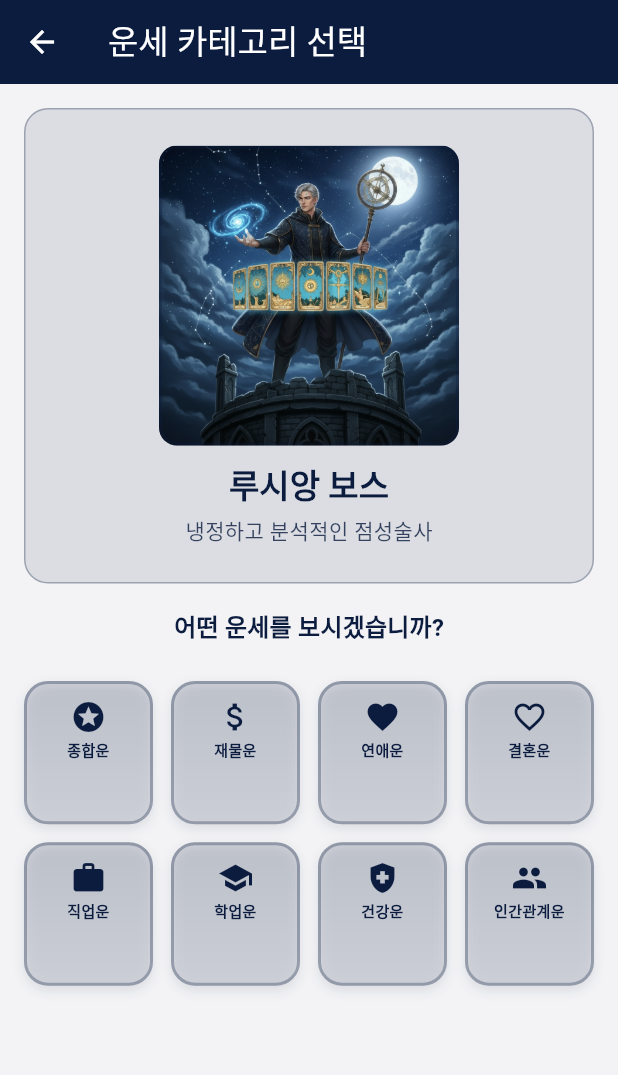
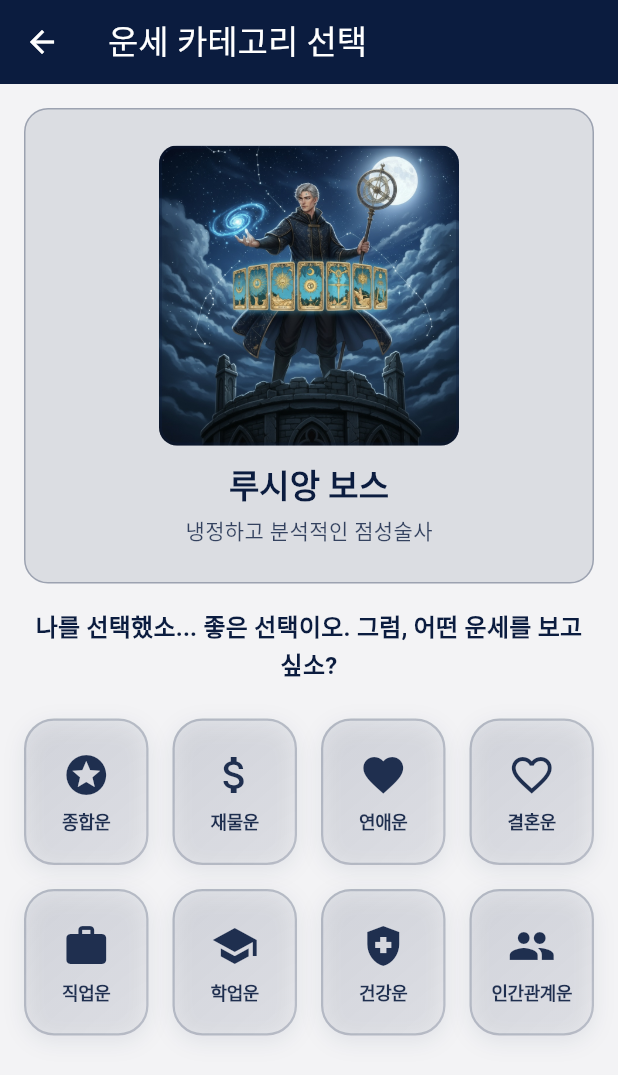
Before and after one commit to leekm-km/AI-Taro, a Flutter app: the FortuneCategoryPage screen opened directly with sample values from the repository, on a phone screen of 412 x 824 dp. Shown: the top 1075 px of the screen. Run offline on Flutter 3.47's test engine with Material 3 defaults, Android fonts, the phone set to English and light mode, and no system bars; our stand-ins replace flutter_markdown.

Commit message:
Refine app's character and fortune-telling experience with personalized greetings
Update UI elements and text prompts for a more engaging user interaction by incorporating character-specific dialogue and improving the visual design of fortune categories.

Replit-Commit-Author: Agent
Replit-Commit-Session-Id: a64f1db6-b8c9-464f-8edd-7bb9b69f23df
Replit-Commit-Checkpoint-Type: intermediate_checkpoint
Replit-Commit-Screenshot-Url: https://storage.googleapis.com/screenshot-production-us-central1/62c39bb5-4ec1-4714-9d30-67a74f025606/a64f1db6-b8c9-464f-8edd-7bb9b69f23df/5qoLese

```diff
--- a/ai_taro_oppa/lib/main.dart
+++ b/ai_taro_oppa/lib/main.dart
@@ -257,7 +257,7 @@ class _CharacterSelectPageState extends State<CharacterSelectPage> {
   @override
   Widget build(BuildContext context) {
     return Scaffold(
-      appBar: AppBar(title: const Text('캐릭터를 선택하세요')),
+      appBar: AppBar(title: const Text('어떤 타로술사에게 질문하시겠어요?')),
       body: ListView.builder(
         padding: const EdgeInsets.all(20),
         itemCount: personas.length,
@@ -358,6 +358,23 @@ class _FortuneCategoryPageState extends State<FortuneCategoryPage> {
     _personaImage = widget.persona.getRandomImage(exclude: widget.usedImages);
   }
 
+  String _getCategoryPrompt() {
+    switch (widget.persona.id) {
+      case 'lucien':
+        return '나를 선택했소... 좋은 선택이오. 그럼, 어떤 운세를 보고 싶소?';
+      case 'isolde':
+        return '나를 선택하셨군요... 감사합니다. 어떤 운세가 궁금하신가요?';
+      case 'cheongun':
+        return '호오, 이 몸을 선택하셨소이다. 그럼 어떤 운세를 점쳐드릴까요?';
+      case 'linhua':
+        return '저를 선택해주셔서 기뻐요! 어떤 운세를 봐드릴까요?';
+      case 'thimble':
+        return '저를 선택해주셨네요, 감사해요! 어떤 운세가 궁금하신가요?';
+      default:
+        return '어떤 운세를 보시겠습니까?';
+    }
+  }
+
   @override
   Widget build(BuildContext context) {
     final theme = Theme.of(context);
@@ -423,11 +440,12 @@ class _FortuneCategoryPageState extends State<FortuneCategoryPage> {
           Padding(
             padding: const EdgeInsets.symmetric(horizontal: 16),
             child: Text(
-              '어떤 운세를 보시겠습니까?',
+              _getCategoryPrompt(),
               style: theme.textTheme.titleMedium?.copyWith(
                 fontWeight: FontWeight.bold,
                 color: widget.persona.color,
               ),
+              textAlign: TextAlign.center,
             ),
           ),
           const SizedBox(height: 24),
@@ -437,9 +455,9 @@ class _FortuneCategoryPageState extends State<FortuneCategoryPage> {
               child: GridView.builder(
                 gridDelegate: const SliverGridDelegateWithFixedCrossAxisCount(
                   crossAxisCount: 4,
-                  childAspectRatio: 0.9,
-                  crossAxisSpacing: 12,
-                  mainAxisSpacing: 12,
+                  childAspectRatio: 0.85,
+                  crossAxisSpacing: 16,
+                  mainAxisSpacing: 16,
                 ),
                 itemCount: fortuneCategories.length,
                 itemBuilder: (context, index) {
@@ -457,48 +475,51 @@ class _FortuneCategoryPageState extends State<FortuneCategoryPage> {
                         ),
                       );
                     },
-                    borderRadius: BorderRadius.circular(16),
+                    borderRadius: BorderRadius.circular(20),
                     child: Container(
-                      padding: const EdgeInsets.symmetric(vertical: 10, horizontal: 4),
+                      padding: const EdgeInsets.symmetric(vertical: 16, horizontal: 8),
                       decoration: BoxDecoration(
-                        borderRadius: BorderRadius.circular(16),
+                        borderRadius: BorderRadius.circular(20),
                         gradient: LinearGradient(
-                          begin: Alignment.topCenter,
-                          end: Alignment.bottomCenter,
+                          begin: Alignment.topLeft,
+                          end: Alignment.bottomRight,
                           colors: [
-                            widget.persona.color.withOpacity(0.15),
                             widget.persona.color.withOpacity(0.08),
+                            widget.persona.color.withOpacity(0.02),
                           ],
                         ),
                         border: Border.all(
-                          color: widget.persona.color.withOpacity(0.3),
-                          width: 2,
+                          color: widget.persona.color.withOpacity(0.2),
+                          width: 1.5,
                         ),
                         boxShadow: [
                           BoxShadow(
-                            color: widget.persona.color.withOpacity(0.1),
-                            blurRadius: 6,
-                            offset: const Offset(0, 3),
+                            color: widget.persona.color.withOpacity(0.08),
+                            blurRadius: 12,
+                            offset: const Offset(0, 4),
+                            spreadRadius: 0,
                           ),
                         ],
                       ),
                       child: Column(
                         mainAxisSize: MainAxisSize.min,
+                        mainAxisAlignment: MainAxisAlignment.center,
                         children: [
                           Icon(
                             category.icon,
-                            size: 24,
-                            color: widget.persona.color,
+                            size: 32,
+                            color: widget.persona.color.withOpacity(0.9),
                           ),
-                          const SizedBox(height: 4),
+                          const SizedBox(height: 8),
                           Text(
                             category.getName(widget.language),
                             textAlign: TextAlign.center,
                             style: TextStyle(
-                              fontSize: 10,
-                              fontWeight: FontWeight.bold,
-                              color: widget.persona.color,
-                              height: 1.1,
+                              fontSize: 12,
+                              fontWeight: FontWeight.w600,
+                              color: widget.persona.color.withOpacity(0.9),
+                              height: 1.2,
+                              letterSpacing: -0.3,
                             ),
                             maxLines: 2,
                             overflow: TextOverflow.ellipsis,
@@ -550,6 +571,23 @@ class _QuestionPageState extends State<QuestionPage> {
   void dispose() {
     _questionController.dispose();
     super.dispose();
+  }
+
+  String _getQuestionPrompt() {
+    switch (widget.persona.id) {
+      case 'lucien':
+        return '그래, 무엇이 궁금하오?';
+      case 'isolde':
+        return '무엇이 궁금하신가요...?';
+      case 'cheongun':
+        return '무엇을 알고 싶으신가?';
+      case 'linhua':
+        return '뭐가 궁금하세요?';
+      case 'thimble':
+        return '어떤 게 궁금하신가요?';
+      default:
+        return '무엇이 궁금하신가요?';
+    }
   }
 
   void _proceedToCardSelection() {
@@ -648,9 +686,10 @@ class _QuestionPageState extends State<QuestionPage> {
             ),
             const SizedBox(height: 24),
             Text(
-              '무엇이 궁금하신가요?',
+              _getQuestionPrompt(),
               style: theme.textTheme.titleMedium?.copyWith(
                 fontWeight: FontWeight.bold,
+                color: widget.persona.color,
               ),
             ),
             const SizedBox(height: 12),
```
Also changed, not shown: 1 other file.
